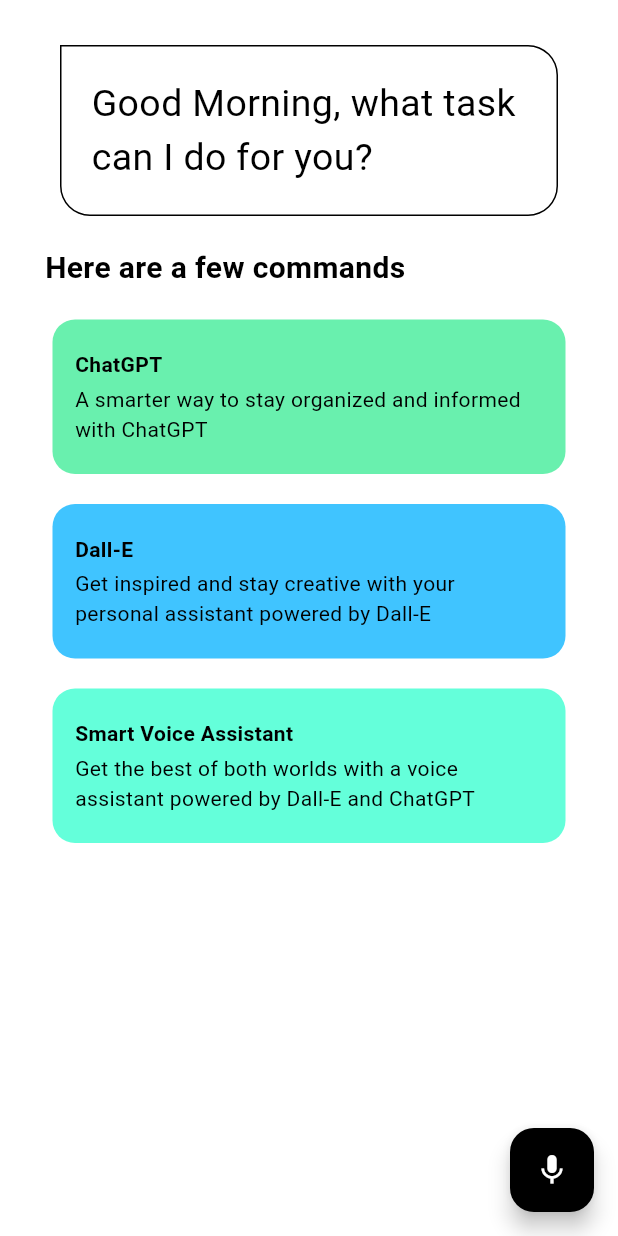
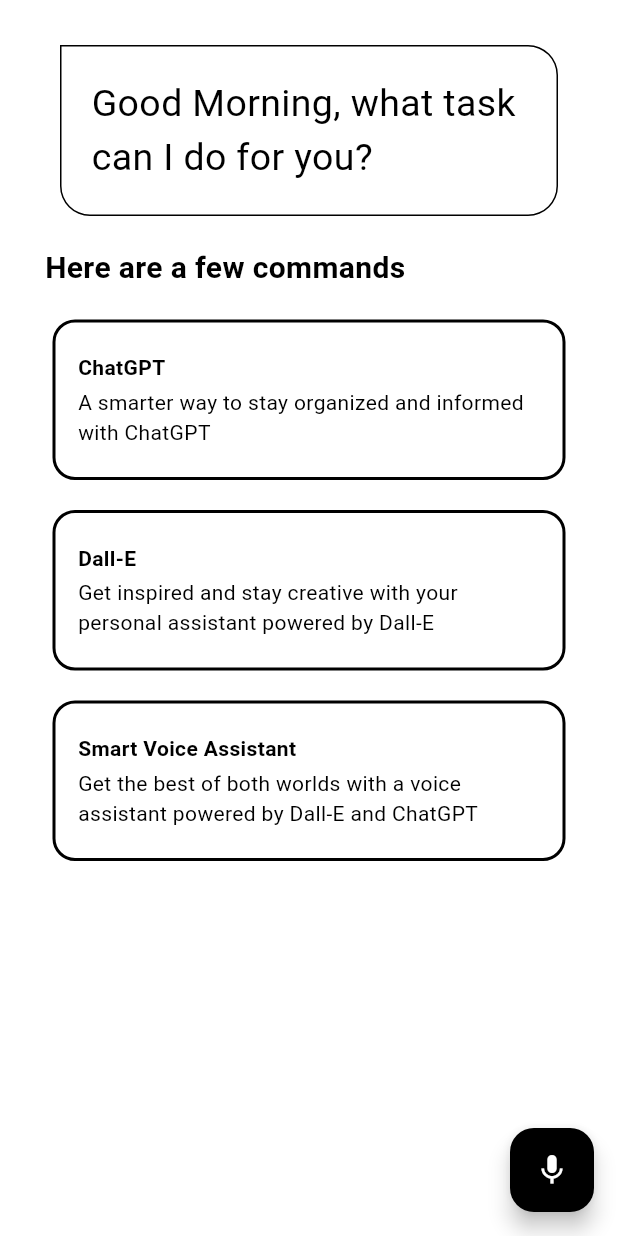
Before and after one commit to YuvrajSingh3110/memento, a Flutter app: the ChatBot screen opened directly, on a phone screen of 412 x 824 dp. Run offline on Flutter 3.47's test engine with Material 3 defaults, Android fonts, the phone set to English and light mode, and no system bars; our stand-ins replace cloud_firestore, firebase_auth, firebase_core, flutter_tts, google_maps_flutter, google_nav_bar and 7 more; missing offline and left inert: flutter_barcode_scanner, flutter_phone_direct_caller, flutter_polyline_points, flutter_sms_android, syncfusion_flutter_core; accounts and stored records are empty.

Commit message:
ui changes

```diff
--- a/frontend/memento/lib/services/OpenAi/secrets.dart
+++ b/frontend/memento/lib/services/OpenAi/secrets.dart
@@ -1,3 +1,5 @@
 //const openAIAPIKey = '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';
-const openAIAPIKey = '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';
+//const openAIAPIKey = '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';
+//const openAIAPIKey = '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';
 //const openAIAPIKey = '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';
+const openAIAPIKey = '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';
--- a/frontend/memento/lib/views/parent/homeParent.dart
+++ b/frontend/memento/lib/views/parent/homeParent.dart
@@ -69,7 +69,9 @@
           ),
         ],
       ),
-      body: ListView.builder(
+      body: RefreshIndicator(
+        onRefresh: () => getPatientsDetails(),
+        child: ListView.builder(
 
             shrinkWrap: true,
             itemCount: patientDetails.length,
@@ -78,6 +80,7 @@
                 patientName: patientDetails[index]["name"],
               );
             },
+        ),
       )
     );
   }
--- a/frontend/memento/lib/views/parent/profileParent.dart
+++ b/frontend/memento/lib/views/parent/profileParent.dart
@@ -283,7 +283,7 @@
                                 50), // Circular border radius
                           ),
                           child: const Icon(
-                            LineAwesomeIcons.language,
+                            LineAwesomeIcons.font,
                             color: Colors.white,
                             size: 36,
                           ),
@@ -305,7 +305,7 @@
                                 50), // Circular border radius
                           ),
                           child: const Icon(
-                            LineAwesomeIcons.language,
+                            LineAwesomeIcons.microphone,
                             color: Colors.white,
                             size: 36,
                           ),
--- a/frontend/memento/lib/views/patient/chatBot.dart
+++ b/frontend/memento/lib/views/patient/chatBot.dart
@@ -113,17 +113,14 @@
               child: const Column(
                 children: [
                   FeatureBox(
-                      color: Colors.greenAccent,
                       headerText: 'ChatGPT',
                       descriptionText:
                           'A smarter way to stay organized and informed with ChatGPT'),
                   FeatureBox(
-                      color: Colors.lightBlueAccent,
                       headerText: 'Dall-E',
                       descriptionText:
                           'Get inspired and stay creative with your personal assistant powered by Dall-E'),
                   FeatureBox(
-                      color: Colors.tealAccent,
                       headerText: 'Smart Voice Assistant',
                       descriptionText:
                           'Get the best of both worlds with a voice assistant powered by Dall-E and ChatGPT')
--- a/frontend/memento/lib/widgets/fetureBox.dart
+++ b/frontend/memento/lib/widgets/fetureBox.dart
@@ -1,8 +1,7 @@
 import 'package:flutter/material.dart';
 
 class FeatureBox extends StatelessWidget {
-  const FeatureBox({super.key, required this.color, required this.headerText, required this.descriptionText});
-  final Color color;
+  const FeatureBox({super.key, required this.headerText, required this.descriptionText});
   final String headerText;
   final String descriptionText;
 
@@ -14,7 +13,8 @@
         vertical: 10,
       ),
       decoration: BoxDecoration(
-        color: color,
+        color: Colors.transparent,
+        border: Border.all(color: Colors.black, width: 2),
         borderRadius: const BorderRadius.all(
           Radius.circular(15),
         ),
```
Also changed, not shown: frontend/memento/lib/widgets/patientCard.dart (+16 -5 lines), frontend/memento/assets/profile.png. Lines whose indentation alone changed are shown as unchanged.
